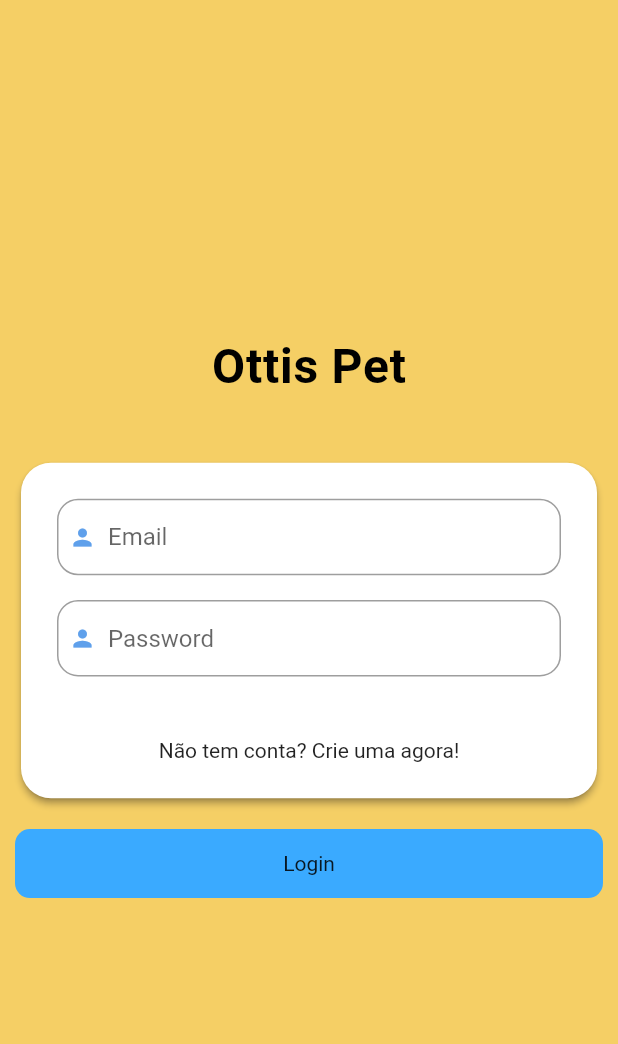
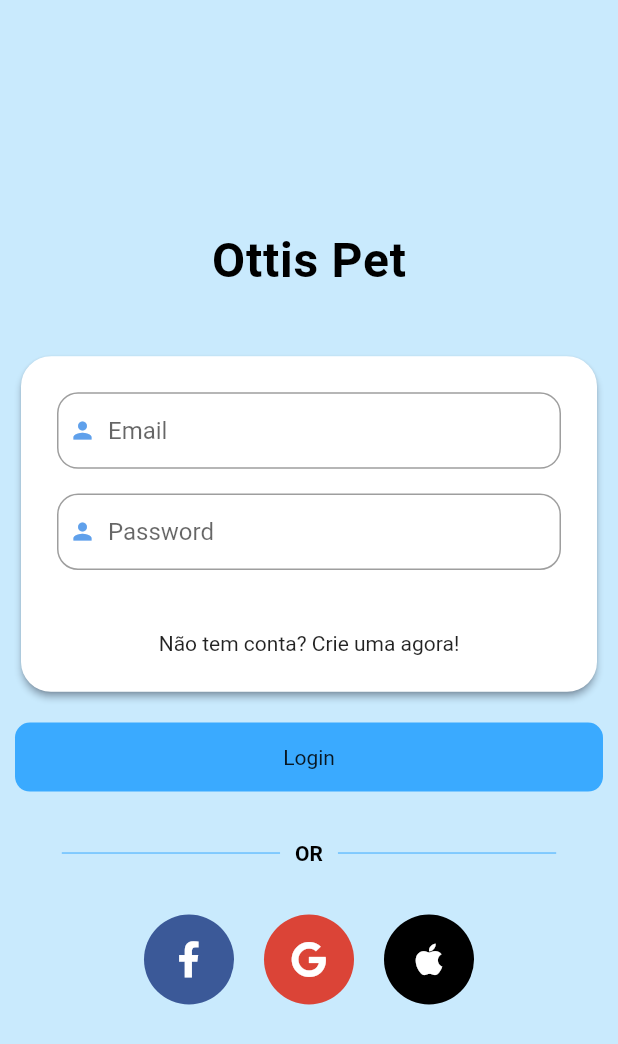
Before and after one commit to renankanu/ottis-pet, a Flutter app: the LoginView screen opened by its route, on a phone screen of 412 x 824 dp. Shown: the top 1044 px of the screen. Run offline on Flutter 3.47's test engine with Material 2 defaults, Android fonts, the phone set to English and light mode, and no system bars; our stand-ins replace flutter_svg, font_awesome_flutter, get, google_fonts, introduction_screen, splashscreen; Roboto replaces fonts that are missing (Exo).

Commit message:
feature - add buttons social media

```diff
--- a/lib/app/global/colors.dart
+++ b/lib/app/global/colors.dart
@@ -1,6 +1,7 @@
 import 'package:flutter/material.dart';
 
 const Color kWhite = Color(0xFFFFFFFF);
+const Color kBlack = Color(0xFF000000);
 const Color kCornflowerBlue = Color(0xFF5FA0EB);
 const Color kBlackRock = Color(0xFF030735);
 const Color kCreamCan = Color(0xFFF5CF65);
@@ -10,3 +11,5 @@ const Color kTusk = Color(0xFFE6f4CF);
 const Color kFrenchPass = Color(0xFFC9EAFD);
 const Color kSaffron = Color(0xFFF7C536);
 const Color kDodgerBlue = Color(0xFF3AAAFF);
+const Color kChambray = Color(0xFF3b5998);
+const Color kPunch = Color(0xFFDB4437);
--- a/lib/app/modules/login/views/login_view.dart
+++ b/lib/app/modules/login/views/login_view.dart
@@ -4,7 +4,9 @@ import 'package:ottis_pet/app/global/colors.dart';
 import 'package:ottis_pet/app/global/text_style.dart';
 import 'package:ottis_pet/app/global/widgets/custom_input_field.dart';
 import 'package:ottis_pet/app/global/widgets/custom_button.dart';
-import 'package:ottis_pet/app/routes/app_routes.dart';
+import 'package:ottis_pet/app/modules/login/views/widgets/container_social_media.dart';
+import 'package:font_awesome_flutter/font_awesome_flutter.dart';
+import 'package:ottis_pet/app/modules/login/views/widgets/or_divider.dart';
 
 import '../controllers/login_controller.dart';
 
@@ -12,7 +14,7 @@ class LoginView extends GetView<LoginController> {
   @override
   Widget build(BuildContext context) {
     return Scaffold(
-      backgroundColor: kCreamCan,
+      backgroundColor: kFrenchPass,
       body: Padding(
         padding: const EdgeInsets.symmetric(horizontal: 10),
         child: Center(
@@ -53,6 +55,26 @@ class LoginView extends GetView<LoginController> {
                     label: 'Login',
                     onTap: () {},
                   ),
+                  SizedBox(height: Get.height * 0.02),
+                  OrDivider(),
+                  SizedBox(height: Get.height * 0.02),
+                  Row(
+                    mainAxisAlignment: MainAxisAlignment.center,
+                    children: [
+                      ContainerSocialMedia(
+                        background: kChambray,
+                        icon: FontAwesomeIcons.facebookF,
+                      ),
+                      ContainerSocialMedia(
+                        background: kPunch,
+                        icon: FontAwesomeIcons.google,
+                      ),
+                      ContainerSocialMedia(
+                        background: kBlack,
+                        icon: FontAwesomeIcons.apple,
+                      )
+                    ],
+                  )
                 ],
               ),
             ),
--- /dev/null
+++ b/lib/app/modules/login/views/widgets/container_social_media.dart
@@ -0,0 +1,38 @@
+import 'package:flutter/material.dart';
+import 'package:font_awesome_flutter/font_awesome_flutter.dart';
+import 'package:ottis_pet/app/global/colors.dart';
+
+class ContainerSocialMedia extends StatelessWidget {
+  final Color background, iconColor;
+  final IconData icon;
+
+  const ContainerSocialMedia({
+    Key key,
+    this.background,
+    this.icon,
+    this.iconColor = kWhite,
+  }) : super(key: key);
+
+  @override
+  Widget build(BuildContext context) {
+    return Padding(
+      padding: const EdgeInsets.symmetric(horizontal: 10),
+      child: Container(
+        height: 60,
+        width: 60,
+        decoration: BoxDecoration(
+          borderRadius: BorderRadius.all(
+            Radius.circular(30),
+          ),
+          color: background,
+        ),
+        child: Center(
+          child: FaIcon(
+            icon,
+            color: iconColor,
+          ),
+        ),
+      ),
+    );
+  }
+}
--- /dev/null
+++ b/lib/app/modules/login/views/widgets/or_divider.dart
@@ -0,0 +1,39 @@
+import 'package:flutter/material.dart';
+import 'package:ottis_pet/app/global/colors.dart';
+import 'package:get/get.dart';
+
+class OrDivider extends StatelessWidget {
+  @override
+  Widget build(BuildContext context) {
+    Size size = MediaQuery.of(context).size;
+    return Container(
+      margin: EdgeInsets.symmetric(vertical: size.height * 0.02),
+      width: Get.width * 0.8,
+      child: Row(
+        children: <Widget>[
+          buildDivider(),
+          Padding(
+            padding: const EdgeInsets.symmetric(horizontal: 10),
+            child: Text(
+              "OR",
+              style: TextStyle(
+                color: kBlack,
+                fontWeight: FontWeight.w600,
+              ),
+            ),
+          ),
+          buildDivider(),
+        ],
+      ),
+    );
+  }
+
+  Expanded buildDivider() {
+    return Expanded(
+      child: Divider(
+        color: kDodgerBlue,
+        height: 1.5,
+      ),
+    );
+  }
+}
--- a/pubspec.yaml
+++ b/pubspec.yaml
@@ -26,6 +26,7 @@ dev_dependencies:
   introduction_screen: ^2.0.0
   intl: ^0.17.0
   flutter_svg: ^0.19.3
+  font_awesome_flutter: ^9.0.0
 
 flutter:
   uses-material-design: true
```
Also changed, not shown: pubspec.lock.
